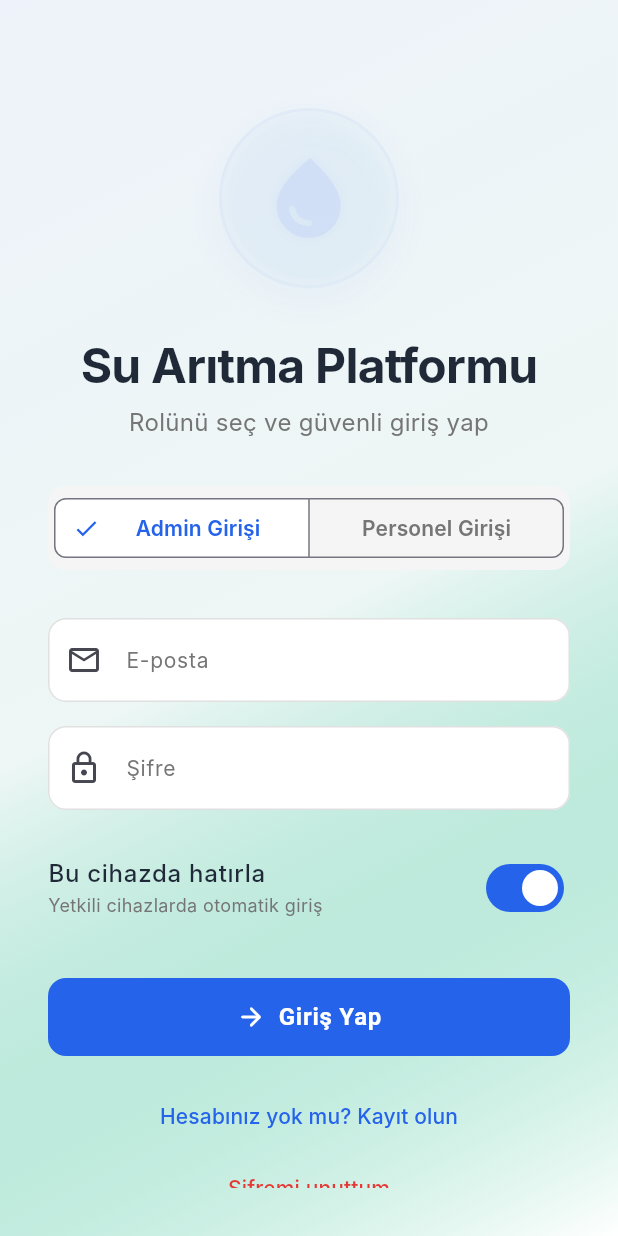
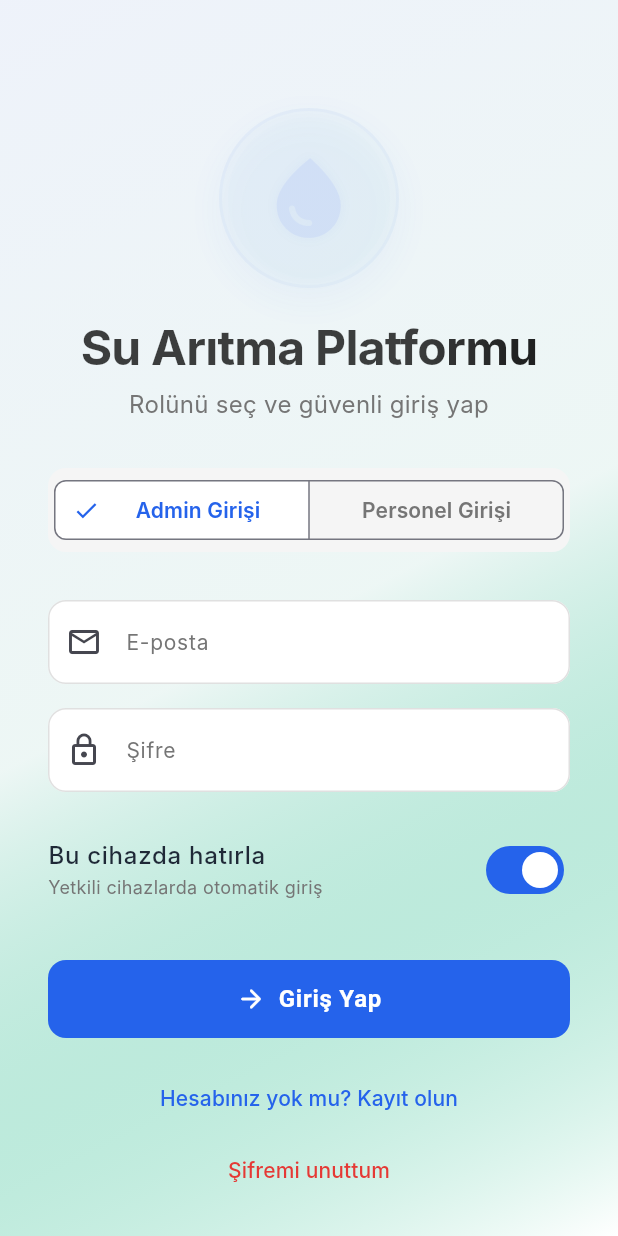
Before and after one commit to alparslan166/su-aritma-crm, a Flutter app: the screen it shows after launch, on a phone screen of 412 x 824 dp. Run offline on Flutter 3.47's test engine with Material 3 defaults, Android fonts, the phone set to English and light mode, and no system bars; our stand-ins replace dio, equatable, firebase_core, firebase_messaging, fl_chart, flutter_hooks and 10 more; accounts and stored records are empty; network calls fail; Roboto replaces fonts that are missing (Inter).

Commit message:
feat: Animate company title with navy blue light effect
- Moved title up (reduced spacing from 32 to 20)
- Changed text color to matte black (Colors.black87)
- Added animated navy blue light effect using ShaderMask
- Light sweeps across text from left to right continuously
- Smooth gradient animation with navy blue (#1E3A8A) and light blue (#2563EB)

```diff
--- a/apps/mobile/lib/features/auth/presentation/login_page.dart
+++ b/apps/mobile/lib/features/auth/presentation/login_page.dart
@@ -110,18 +110,8 @@ class LoginPage extends HookConsumerWidget {
                       const SizedBox(height: 40),
                       // Logo/Icon Area with Animation
                       _AnimatedLogo(),
-                      const SizedBox(height: 32),
-                      Text(
-                        "Su Arıtma Platformu",
-                        textAlign: TextAlign.center,
-                        style: Theme.of(context).textTheme.headlineLarge
-                            ?.copyWith(
-                              fontWeight: FontWeight.bold,
-                              color: const Color(0xFF1F2937),
-                              letterSpacing: -0.5,
-                              height: 1.2,
-                            ),
-                      ),
+                      const SizedBox(height: 20),
+                      _AnimatedTitleText(),
                       const SizedBox(height: 8),
                       Text(
                         "Rolünü seç ve güvenli giriş yap",
@@ -485,3 +475,83 @@ class _AnimatedLogoState extends State<_AnimatedLogo>
     );
   }
 }
+
+class _AnimatedTitleText extends StatefulWidget {
+  const _AnimatedTitleText();
+
+  @override
+  State<_AnimatedTitleText> createState() => _AnimatedTitleTextState();
+}
+
+class _AnimatedTitleTextState extends State<_AnimatedTitleText>
+    with SingleTickerProviderStateMixin {
+  late AnimationController _controller;
+  late Animation<double> _animation;
+
+  @override
+  void initState() {
+    super.initState();
+    _controller = AnimationController(
+      duration: const Duration(seconds: 3),
+      vsync: this,
+    );
+    _animation = Tween<double>(begin: -1.0, end: 2.0).animate(
+      CurvedAnimation(
+        parent: _controller,
+        curve: Curves.easeInOut,
+      ),
+    );
+    _controller.repeat();
+  }
+
+  @override
+  void dispose() {
+    _controller.dispose();
+    super.dispose();
+  }
+
+  @override
+  Widget build(BuildContext context) {
+    return AnimatedBuilder(
+      animation: _animation,
+      builder: (context, child) {
+        return ShaderMask(
+          shaderCallback: (bounds) {
+            return LinearGradient(
+              begin: Alignment.centerLeft,
+              end: Alignment.centerRight,
+              colors: [
+                Colors.black87, // Mat siyah
+                Colors.black87,
+                const Color(0xFF1E3A8A), // Lacivert
+                const Color(0xFF2563EB), // Açık lacivert
+                const Color(0xFF1E3A8A), // Lacivert
+                Colors.black87,
+                Colors.black87,
+              ],
+              stops: [
+                0.0,
+                (_animation.value - 0.3).clamp(0.0, 1.0),
+                (_animation.value - 0.1).clamp(0.0, 1.0),
+                _animation.value.clamp(0.0, 1.0),
+                (_animation.value + 0.1).clamp(0.0, 1.0),
+                (_animation.value + 0.3).clamp(0.0, 1.0),
+                1.0,
+              ],
+            ).createShader(bounds);
+          },
+          child: Text(
+            "Su Arıtma Platformu",
+            textAlign: TextAlign.center,
+            style: Theme.of(context).textTheme.headlineLarge?.copyWith(
+                  fontWeight: FontWeight.bold,
+                  color: Colors.black87, // Mat siyah
+                  letterSpacing: -0.5,
+                  height: 1.2,
+                ),
+          ),
+        );
+      },
+    );
+  }
+}
```
